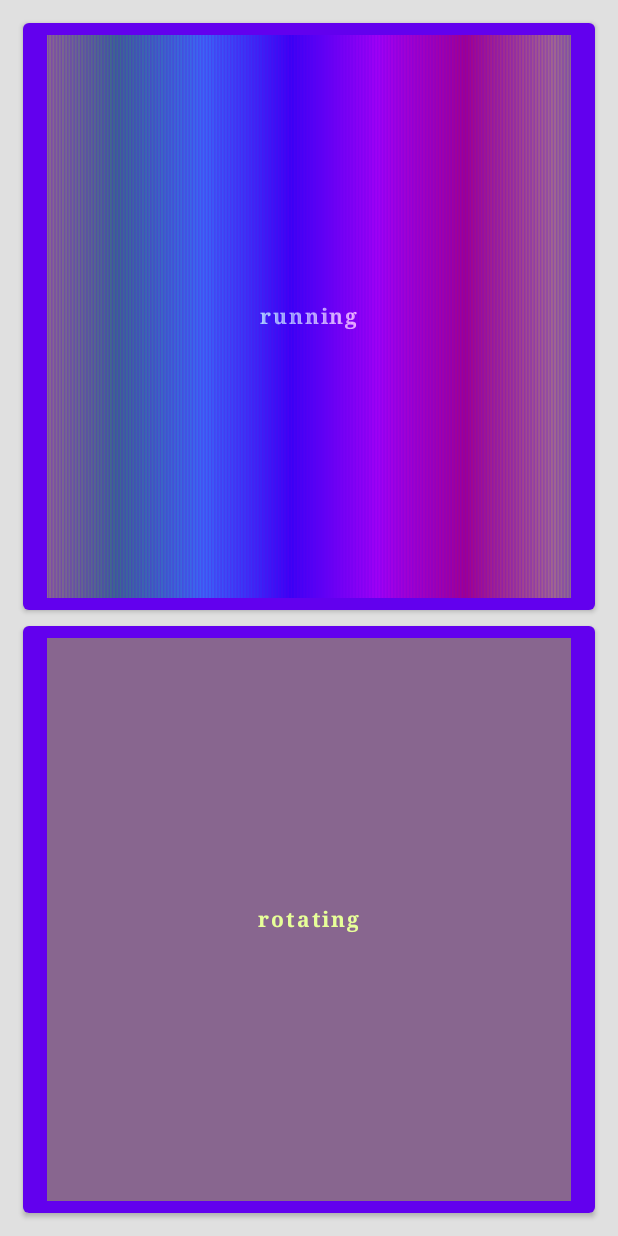
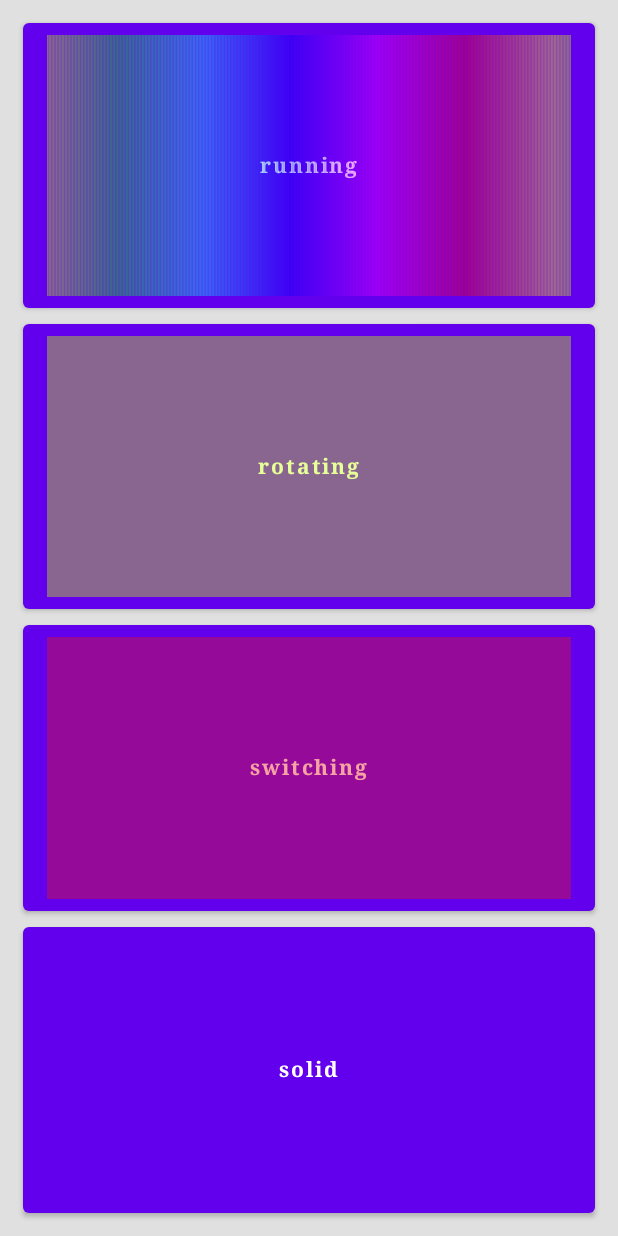
Before and after one commit to bakivo/Teta, an Android app built with Jetpack Compose: the screen it shows after launch (MainActivity), after a tap on an icon or button, on a phone screen of 412 x 824 dp. Run offline under Robolectric (Android 15) with nearby library versions, the phone set to English and light mode, and no system bars.

Commit message:
- Hue Picker is optimized by moving the all intensive drawing API Calls to separate Composable function which recomposes only at resizing event
- New AnimatedSwitchedColorsBackground animation implemented

```diff
--- a/app/src/main/java/com/example/teta/Components.kt
+++ b/app/src/main/java/com/example/teta/Components.kt
@@ -7,11 +7,13 @@ import androidx.compose.material.*
 import androidx.compose.runtime.*
 import androidx.compose.ui.Alignment
 import androidx.compose.ui.Modifier
-import androidx.compose.ui.draw.alpha
+import androidx.compose.ui.draw.*
 import androidx.compose.ui.geometry.CornerRadius
 import androidx.compose.ui.geometry.Offset
 import androidx.compose.ui.geometry.Size
 import androidx.compose.ui.graphics.Color
+import androidx.compose.ui.graphics.ExperimentalGraphicsApi
+import androidx.compose.ui.graphics.colorspace.ColorSpaces
 import androidx.compose.ui.graphics.drawscope.DrawScope
 import androidx.compose.ui.input.pointer.pointerInput
 import androidx.compose.ui.res.painterResource
@@ -21,17 +23,36 @@ import com.example.teta.utils.HSL2RGB
 import kotlinx.coroutines.delay
 import kotlinx.coroutines.launch
 
-/**
- *  Canvas element that draws rainbow like representation of the hue range [0.0..360.0]
- *  @param hueValue a current value to show on a canvas as a grey line
- *  @param onHueChanged a callback for new selected value
- */
 @Composable
-fun HuePicker(hueValue: Float, onHueChanged: (Float) -> Unit) {
+fun HueRangeStaticDrawing() {
+    println(DEBUG_TAG + "passive")
+    Canvas(modifier = Modifier.fillMaxSize()) {
+        // dimensions of one unit in [0..360] hue range
+        val hueUnitWidth: Float = this.size.width / HUE_SCALE_UNITS
+        val hueUnitHeight: Float = this.size.height
+        val hueUnitSize = Size(hueUnitWidth, hueUnitHeight)
+        // array for storing 3 float values used to ease transformation of hue variable to Color
+        val hslArray = FloatArray(3)
+        // second and third array elements is not supposed to change
+        hslArray[1] = 1f    // saturation value corresponds to the pure color
+        hslArray[2] = 0.5f  // lightness value corresponds to the color without tint and shade
+        // draw main canvas with all possible hue values
+        for (hue in 0..HUE_SCALE_UNITS) {
+            hslArray[0] = hue.toFloat()
+            drawRect(
+                color = hslArray.HSL2RGB().toColor(),
+                topLeft = Offset(hue * hueUnitWidth,0f),
+                size = hueUnitSize
+            )
+        }
+    }
+}
+
+@Composable
+fun HueActive(hueValue: Float, onHueChanged: (Float) -> Unit) {
     Canvas(
         Modifier
-                .requiredHeight(100.dp)
-                .fillMaxWidth()
+            .fillMaxSize()
             .pointerInput(Unit) {
                 detectTapGestures(
                     onTap = { Offset ->
@@ -43,21 +64,11 @@ fun HuePicker(hueValue: Float, onHueChanged: (Float) -> Unit) {
     {
 
         val hueUnitWidth: Float = this.size.width / HUE_SCALE_UNITS
-            val hueUnitSize = Size(hueUnitWidth, this.size.height)
 
         val hslArray = FloatArray(3)
         hslArray[1] = 1f    // maximum saturation
         hslArray[2] = 0.5f  // lightness without tint or shade
-            // draw main canvas with all possible hue values
-            for (hue in 0..HUE_SCALE_UNITS){
-                hslArray[0] = hue.toFloat()
-                drawRect(
-                        color = hslArray.HSL2RGB().toColor(),
-                        topLeft = Offset(hue * hueUnitWidth,0f),
-                        size = hueUnitSize
-                )
-            }
-            // draw to circles to highlight the current hue
+        // draw two circles to highlight the current hue
         drawCircle(
             color = hslArray.apply { this[0] = hueValue }.HSL2RGB().toColor(),
             radius = 15f,
@@ -71,6 +82,25 @@ fun HuePicker(hueValue: Float, onHueChanged: (Float) -> Unit) {
     }
 }
 
+/**
+ *  Draws rainbow alike widget representing hue range [0..360] with new value selection
+ *  @param hueValue a current value to highlight on a canvas
+ *  @param onHueChanged a callback for processing the selected value
+ *
+ *  Note: Drawing function HueRangeStaticDrawing() is intended to optimize Canvas API calls for static rainbow background
+ *
+ */
+
+@Composable
+fun HuePicker(hueValue: Float, onHueChanged: (Float) -> Unit) {
+    Box(modifier = Modifier
+        .requiredHeight(100.dp)
+        .fillMaxWidth())
+    {
+        HueActive(hueValue = hueValue, onHueChanged = onHueChanged)
+        HueRangeStaticDrawing()
+    }
+}
 
 @Composable
 fun FancyButton()
@@ -164,6 +194,34 @@ fun AnimatedFluidBackground(
         val hsl = floatArrayOf( hueValue.toFloat(), 1f, 0.5f)
         drawRect(
             color = hsl.HSL2RGB().toColor(),
+            topLeft = Offset.Zero,
+            size = Size(size.width, size.height)
+        )
+    }
+}
+
+@ExperimentalGraphicsApi
+@Composable
+fun AnimatedSwitchedColorsBackground(
+    color1: Color = Color.hsl(180f,0.8f, 0.5f, colorSpace = ColorSpaces.Srgb),
+    color2: Color = Color.hsl(0f,0.8f, 0.5f, colorSpace = ColorSpaces.Srgb),
+    speedMillis: Long = 2000)
+{
+    var switch: Boolean by remember { mutableStateOf(false)}
+
+    LaunchedEffect(Unit) {
+        while (true) {
+            switch = !switch
+            delay(speedMillis)
+        }
+    }
+    Canvas(
+        modifier = Modifier
+            .fillMaxSize()
+            .alpha(0.4f)
+    ) {
+        drawRect(
+            color = if (switch) color1 else color2,
             topLeft = Offset.Zero,
             size = Size(size.width, size.height)
         )
@@ -264,6 +322,7 @@ fun MySliderHolder(
 }
 
 val RainbowDrawing: DrawScope.() -> Unit = {
+    println(DEBUG_TAG + "rainbow background is drawn")
     val hslArray = FloatArray(3)
     hslArray[1] = 1f
     hslArray[2] = 0.5f
--- a/app/src/main/java/com/example/teta/MainActivity.kt
+++ b/app/src/main/java/com/example/teta/MainActivity.kt
@@ -6,11 +6,13 @@ import androidx.activity.compose.setContent
 import androidx.activity.viewModels
 import androidx.compose.material.*
 import androidx.compose.runtime.*
+import androidx.compose.ui.graphics.ExperimentalGraphicsApi
 import androidx.compose.ui.tooling.preview.Preview
 import com.example.teta.ui.theme.TetaTheme
 
 const val DEBUG_TAG = "TESTS: "
 
+@ExperimentalGraphicsApi
 class MainActivity : ComponentActivity() {
     private val tetaViewModel by viewModels<TetaViewModel>()
     override fun onCreate(savedInstanceState: Bundle?) {
@@ -40,6 +42,7 @@ class MainActivity : ComponentActivity() {
     }
 }
 
+@ExperimentalGraphicsApi
 @Composable
 private fun MainActivityScreen(viewModel: TetaViewModel) {
 
@@ -69,11 +72,11 @@ private fun MainActivityScreen(viewModel: TetaViewModel) {
                 }
 
                 LedModes.ROTATING_COLOR -> {
-                    TODO()
+
                 }
 
                 LedModes.SWITCHING_COLOR -> {
-                    TODO()
+
                 }
             }
     }
--- a/app/src/main/java/com/example/teta/MainScreen.kt
+++ b/app/src/main/java/com/example/teta/MainScreen.kt
@@ -9,6 +9,7 @@ import androidx.compose.runtime.*
 import androidx.compose.ui.Alignment
 import androidx.compose.ui.Modifier
 import androidx.compose.ui.graphics.Color
+import androidx.compose.ui.graphics.ExperimentalGraphicsApi
 import androidx.compose.ui.platform.LocalContext
 import androidx.compose.ui.text.font.FontFamily
 import androidx.compose.ui.text.font.FontWeight
@@ -58,7 +59,6 @@ fun MainScreen(
                 Text("${espUnit.name} : ${espUnit.ip}")
 
                 HuePicker(hue) { onHueChanged(it) }
-
                 Spacer(modifier = Modifier
                     .requiredHeight(10.dp)
                     .fillMaxWidth())
@@ -112,32 +112,43 @@ fun EmptyScreen(content: @Composable ColumnScope.() -> Unit = {}) {
     }
 }
 
+@ExperimentalGraphicsApi
 @Composable
 fun ModeSelection(modes: List<String>, onModeSelected: (Int) -> Unit)
 {
     Box(
         modifier = Modifier
             .fillMaxSize(),
-        Alignment.Center
-    ) {
+        Alignment.Center)
+    {
         Column(
             modifier = Modifier
                 .padding(10.dp)
-                //.background(Color.Black)
-                //.width(IntrinsicSize.Max)
                 .fillMaxSize(),
-            verticalArrangement = Arrangement.SpaceEvenly
-        ) {
+            verticalArrangement = Arrangement.SpaceEvenly)
+        {
             // Rainbow
             ButtonWithAnimatedBackground(
                 onClicked = { onModeSelected(LedModes.RUNNING_COLOR.ordinal) },
                 modifier = modeButtonModifier(),
                 animatedBackground = { AnimatedRainbowBackground() }) { MyText(LedModes.RUNNING_COLOR.s) }
+
             // Rotation
             ButtonWithAnimatedBackground(
                 onClicked = { onModeSelected(LedModes.ROTATING_COLOR.ordinal) },
                 modifier = modeButtonModifier(),
                 animatedBackground = { AnimatedFluidBackground() }) { MyText(LedModes.ROTATING_COLOR.s) }
+
+            // Rotation
+            ButtonWithAnimatedBackground(
+                onClicked = { onModeSelected(LedModes.SWITCHING_COLOR.ordinal) },
+                modifier = modeButtonModifier(),
+                animatedBackground = { AnimatedSwitchedColorsBackground() }) { MyText(LedModes.SWITCHING_COLOR.s) }
+
+            // Solid Color selection
+            Button(onClick = { onModeSelected(LedModes.SOLID_COLOR.ordinal) }, modifier = modeButtonModifier()) {
+                MyText(text = LedModes.SOLID_COLOR.s)
+            }
         }
     }
 }
@@ -159,7 +170,7 @@ fun MyText(text: String) {
 fun SelectionModePreview(){
     TetaTheme {
         Surface(color = MaterialTheme.colors.background) {
-            ModeSelection(modes = LedModes.values().toList().map { it.s }, onModeSelected = {})
+            //ModeSelection(modes = LedModes.values().toList().map { it.s }, onModeSelected = {})
         }
     }
 }
```
Lines whose indentation alone changed are shown as unchanged.
